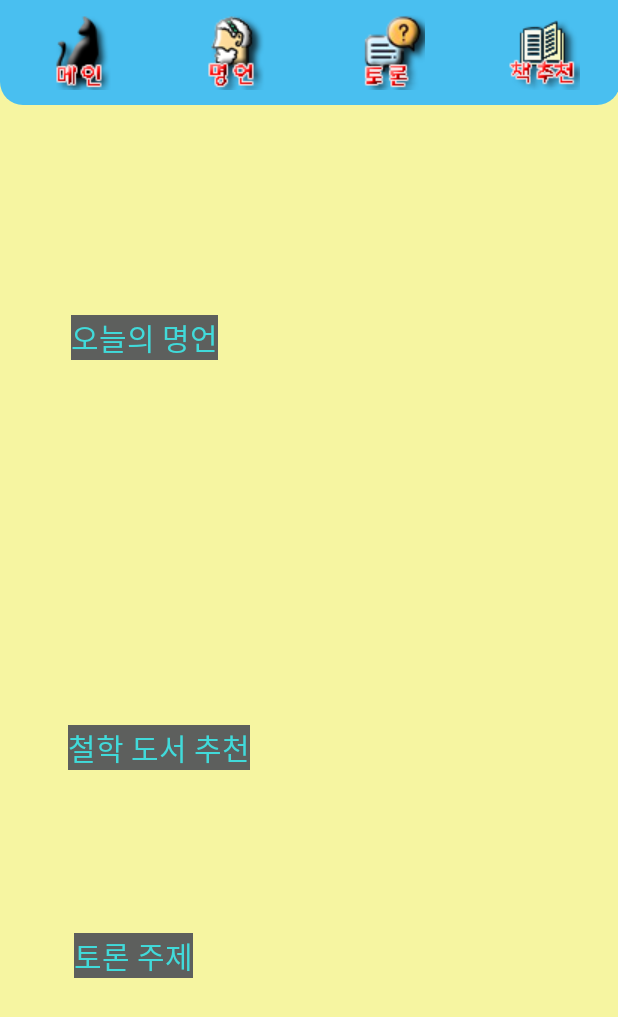
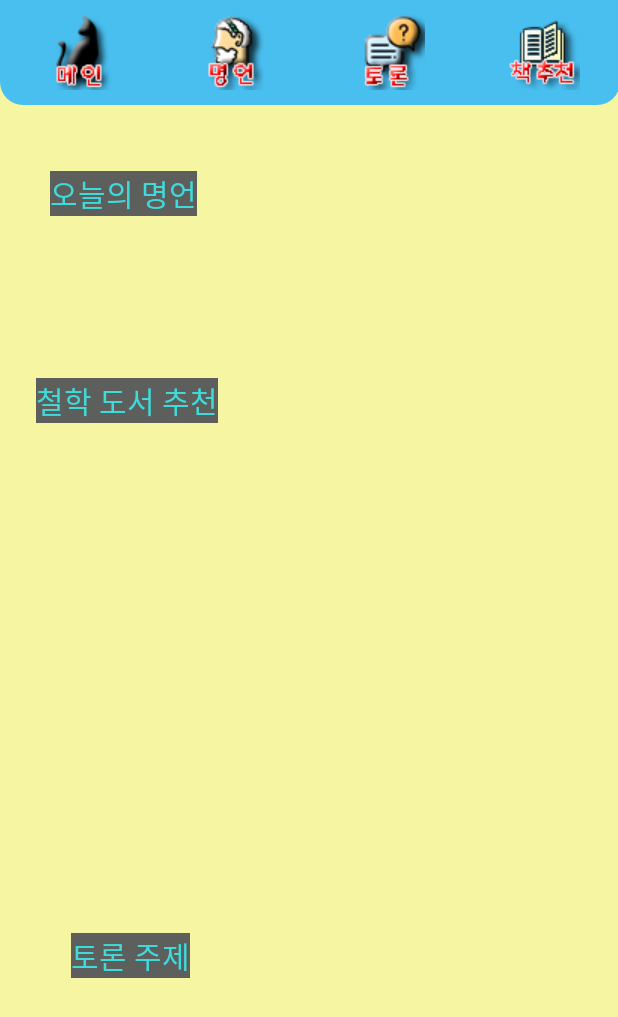
Before and after one commit to dsjk3172/Black-Cat, an Android app: the screen it shows after launch (MainActivity), on a phone screen of 412 x 824 dp. Shown: the top 1017 px of the screen. Run offline under Robolectric (Android 15) with nearby library versions, the phone set to English and light mode, and no system bars; Roboto replaces fonts that are not available here; 3 statements that could not run were skipped.

Commit message:
명언목록

```diff
--- a/app/src/main/res/layout/activity_main.xml
+++ b/app/src/main/res/layout/activity_main.xml
@@ -96,8 +96,8 @@
                 android:layout_height="wrap_content"
                 android:layout_alignParentStart="true"
                 android:layout_alignParentTop="true"
-                android:layout_marginStart="47dp"
-                android:layout_marginTop="140dp"
+                android:layout_marginStart="33dp"
+                android:layout_marginTop="44dp"
                 android:background="#5D5F5D"
                 android:text="오늘의 명언"
                 android:textColor="#41DADA"
@@ -112,9 +112,9 @@
                 android:layout_alignParentStart="true"
                 android:layout_alignParentLeft="true"
                 android:layout_alignParentBottom="true"
-                android:layout_marginStart="49dp"
-                android:layout_marginLeft="49dp"
-                android:layout_marginBottom="385dp"
+                android:layout_marginStart="47dp"
+                android:layout_marginLeft="47dp"
+                android:layout_marginBottom="123dp"
                 android:background="#5D5F5D"
                 android:text="토론 주제"
                 android:textColor="#41DADA"
@@ -126,9 +126,9 @@
                 android:id="@+id/Txt_Main_br"
                 android:layout_width="wrap_content"
                 android:layout_height="wrap_content"
-                android:layout_alignParentTop="true"
-                android:layout_marginStart="-100dp"
-                android:layout_marginTop="413dp"
+                android:layout_below="@+id/Txt_Main_bw"
+                android:layout_marginStart="-107dp"
+                android:layout_marginTop="108dp"
                 android:layout_toEndOf="@+id/Txt_Main_bw"
                 android:background="#5D5F5D"
                 android:text="철학 도서 추천"
```
Also changed, not shown: app/src/main/java/com/example/software_project/BestWord.java (+124 -1 lines), app/src/main/res/layout/best_word.xml (+3 -8 lines).
